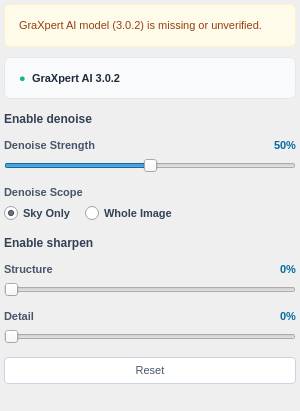
Before: the Qt Designer form src/startrails/ui/step_finish_starless.ui in gkyle/startrails, drawn with Qt 5.
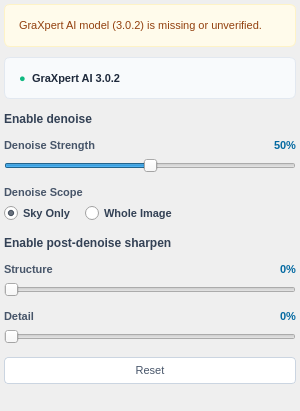
After: the same form once the commit is applied. Icons and pictures are not drawn. Custom widgets are drawn as their Qt base class.

What changed in the file:
```diff
--- a/src/startrails/ui/step_finish_starless.ui
+++ b/src/startrails/ui/step_finish_starless.ui
@@ -395,7 +395,7 @@
         <string notr="true">color: #334155; font-size: 12px; font-weight: 600;</string>
        </property>
        <property name="text">
-        <string>Enable sharpen</string>
+        <string>Enable post-denoise sharpen</string>
        </property>
        <property name="buddy">
         <cstring>check_enable_sharpen</cstring>
```
Left out of the diff: 2 changed lines with no effect on the pictures.
